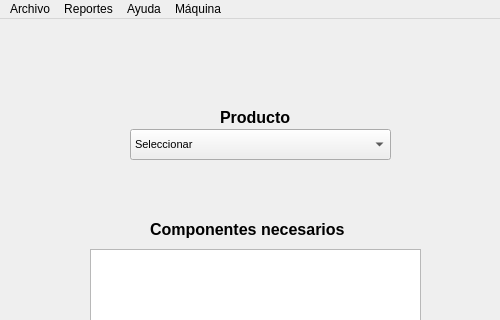
Above: Interfaz.ui from LuisaMariaO/IPC2_Proyecto2_202003381 before the change; both pictures show x 0 to 500 and y 0 to 320 of the 1166 by 624 pixel window. Below: the same form after it.
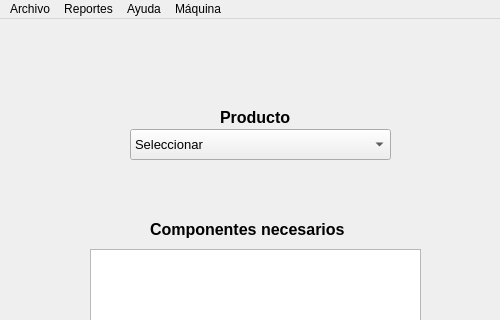
That is the form after the change. Icons and pictures are not drawn.

Diff of the .ui file:
```diff
--- a/Interfaz.ui
+++ b/Interfaz.ui
@@ -35,7 +35,7 @@
     </property>
     <property name="font">
      <font>
-      <pointsize>8</pointsize>
+      <pointsize>10</pointsize>
      </font>
     </property>
     <item>
```
